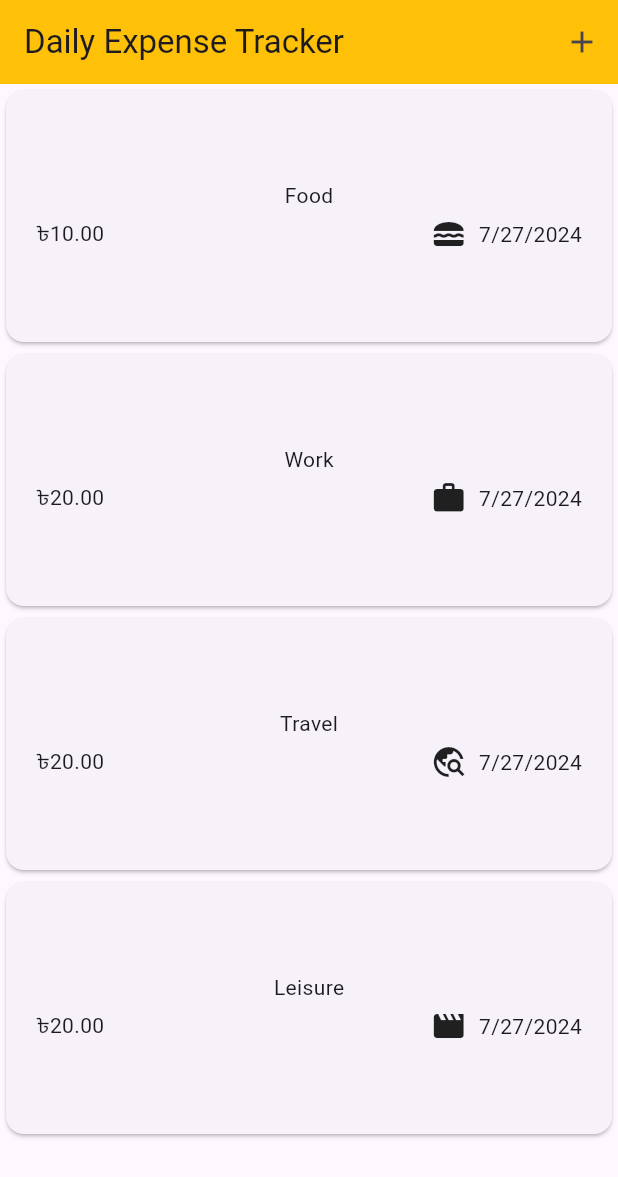
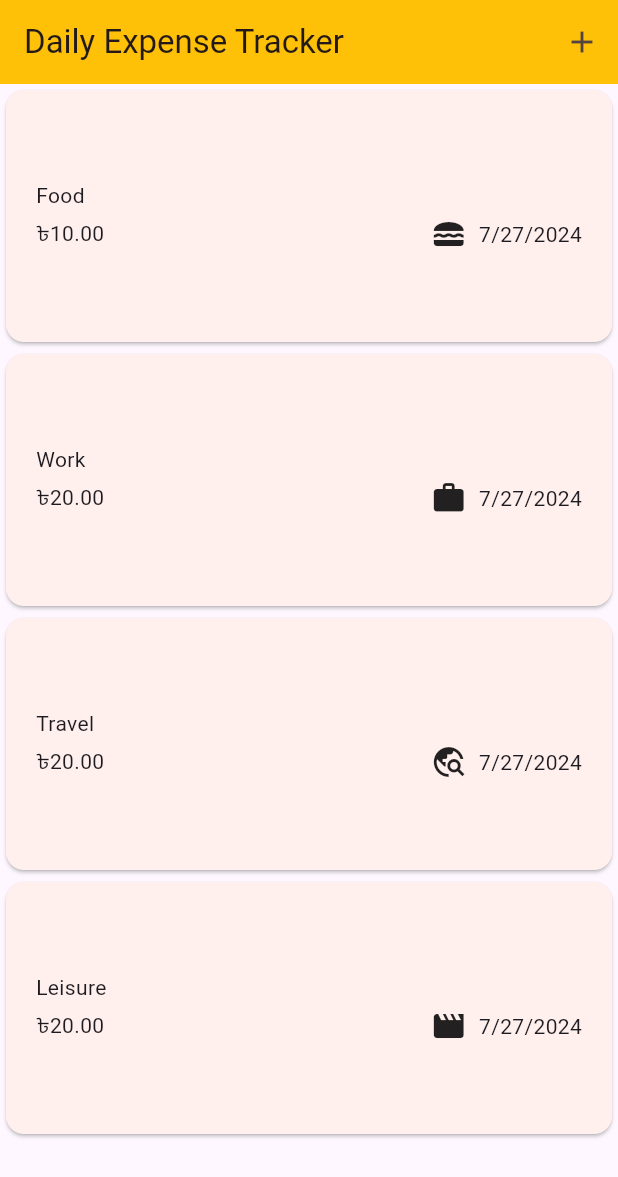
Before and after one commit to md-azmi-siddique/expense_tracker_app, a Flutter app: the screen it shows after launch, on a phone screen of 412 x 824 dp. Shown: the top 1177 px of the screen. Run offline on Flutter 3.47's test engine with Material 3 defaults, Android fonts, the phone set to English and light mode, and no system bars.

Commit message:
Removing an expense widget

```diff
--- a/lib/my_app.dart
+++ b/lib/my_app.dart
@@ -1,5 +1,7 @@
 import 'package:expense_tracker_app/widgets/expenses.dart';
 import 'package:flutter/material.dart';
+
+var kColorScheme = ColorScheme.fromSeed(seedColor: Colors.red);
 
 class MyApp extends StatelessWidget {
   const MyApp({super.key});
@@ -7,11 +9,17 @@ class MyApp extends StatelessWidget {
   // This widget is the root of your application.
   @override
   Widget build(BuildContext context) {
-    return const MaterialApp(
-      // theme: ThemeData(useMaterial3: false),
+    return MaterialApp(
+      theme: ThemeData().copyWith(
+        colorScheme: kColorScheme,
+        // appBarTheme: AppBarTheme().copyWith(
+        //   backgroundColor: kColorScheme.onPrimaryContainer,
+        //   foregroundColor: kColorScheme.primaryContainer,
+        // )
+      ),
       debugShowCheckedModeBanner: false,
       title: 'Flutter Demo',
-      home: Expenses(),
+      home: const Expenses(),
     );
   }
 }
--- a/lib/widgets/expenses.dart
+++ b/lib/widgets/expenses.dart
@@ -52,13 +52,43 @@ class _ExpensesState extends State<Expenses> {
   }
 
   void _removeExpense(Expense expense) {
+    final expenseIndex = _registeredExpenses.indexOf(expense);
     setState(() {
       _registeredExpenses.remove(expense);
     });
+    ScaffoldMessenger.of(context).clearSnackBars();
+    ScaffoldMessenger.of(context).showSnackBar(
+      SnackBar(
+        duration: const Duration(seconds: 3),
+        content: const Text(
+          "Expense Deleted",
+        ),
+        action: SnackBarAction(
+          label: 'Undo',
+          onPressed: () {
+            setState(() {
+              _registeredExpenses.insert(expenseIndex, expense);
+            });
+          },
+        ),
+      ),
+    );
   }
 
   @override
   Widget build(BuildContext context) {
+    Widget mainContent = const Center(
+      child: Text("No Expenses Found!!"),
+    );
+
+    if (_registeredExpenses.isNotEmpty) {
+      mainContent = ExpensesList(
+        expenses: _registeredExpenses,
+        onRemoveExpense: _removeExpense,
+      );
+    } else {
+      mainContent;
+    }
     return Scaffold(
       appBar: AppBar(
         title: const Text("Daily Expense Tracker"),
@@ -77,10 +107,7 @@ class _ExpensesState extends State<Expenses> {
           // const Text("data"),
           Expanded(
             //Here the List sent to the expense_list.dart file.
-            child: ExpensesList(
-              expenses: _registeredExpenses,
-              onRemoveExpense: _removeExpense,
-            ),
+            child: mainContent,
           ),
         ],
       ),
--- a/lib/widgets/expenses_list/expenses_item.dart
+++ b/lib/widgets/expenses_list/expenses_item.dart
@@ -13,6 +13,7 @@ class ExpenseItem extends StatelessWidget {
       child: Padding(
         padding: const EdgeInsets.symmetric(horizontal: 20, vertical: 60),
         child: Column(
+          crossAxisAlignment: CrossAxisAlignment.start,
           children: [
             Text(expense.title),
             const SizedBox(
--- a/lib/widgets/expenses_list/expenses_list.dart
+++ b/lib/widgets/expenses_list/expenses_list.dart
@@ -22,6 +22,8 @@ class ExpensesList extends StatelessWidget {
         key: ValueKey(
           expenses[index],
         ),
+        background: Container(color: Theme.of(context).colorScheme.error,
+        margin: const EdgeInsets.symmetric(horizontal: 16),),
         onDismissed: (direction) {
           onRemoveExpense(expenses[index]);
         },
```
